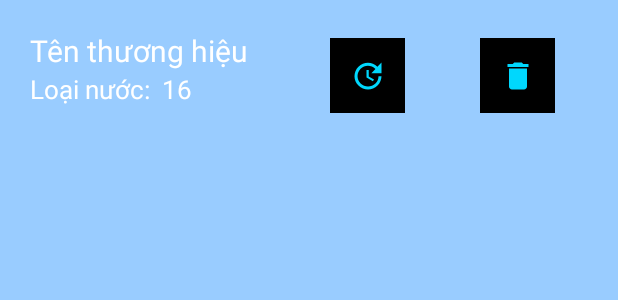
After one commit to tranthanhhc/PWaterApp, an Android app: the layout listwater.xml on its own in the app's theme, with its tools: preview values and no code run, on a phone screen of 412 x 824 dp. The commit adds this screen. Shown: the top 300 px of the screen. Run offline under Robolectric (Android 15) with nearby library versions, the phone set to English and light mode, and no system bars.

Commit message:
Update layout_listWater

```diff
--- /dev/null
+++ b/app/src/main/res/drawable/baseline_delete_24.xml
@@ -0,0 +1,5 @@
+<vector android:height="24dp" android:tint="#00D7FD"
+    android:viewportHeight="24" android:viewportWidth="24"
+    android:width="24dp" xmlns:android="http://schemas.android.com/apk/res/android">
+    <path android:fillColor="@android:color/white" android:pathData="M6,19c0,1.1 0.9,2 2,2h8c1.1,0 2,-0.9 2,-2V7H6v12zM19,4h-3.5l-1,-1h-5l-1,1H5v2h14V4z"/>
+</vector>
--- /dev/null
+++ b/app/src/main/res/drawable/baseline_shopping_cart_24.xml
@@ -0,0 +1,5 @@
+<vector android:height="24dp" android:tint="#00D7FD"
+    android:viewportHeight="24" android:viewportWidth="24"
+    android:width="24dp" xmlns:android="http://schemas.android.com/apk/res/android">
+    <path android:fillColor="@android:color/white" android:pathData="M7,18c-1.1,0 -1.99,0.9 -1.99,2S5.9,22 7,22s2,-0.9 2,-2 -0.9,-2 -2,-2zM1,2v2h2l3.6,7.59 -1.35,2.45c-0.16,0.28 -0.25,0.61 -0.25,0.96 0,1.1 0.9,2 2,2h12v-2L7.42,15c-0.14,0 -0.25,-0.11 -0.25,-0.25l0.03,-0.12 0.9,-1.63h7.45c0.75,0 1.41,-0.41 1.75,-1.03l3.58,-6.49c0.08,-0.14 0.12,-0.31 0.12,-0.48 0,-0.55 -0.45,-1 -1,-1L5.21,4l-0.94,-2L1,2zM17,18c-1.1,0 -1.99,0.9 -1.99,2s0.89,2 1.99,2 2,-0.9 2,-2 -0.9,-2 -2,-2z"/>
+</vector>
--- /dev/null
+++ b/app/src/main/res/drawable/baseline_update_24.xml
@@ -0,0 +1,5 @@
+<vector android:height="24dp" android:tint="#00D7FD"
+    android:viewportHeight="24" android:viewportWidth="24"
+    android:width="24dp" xmlns:android="http://schemas.android.com/apk/res/android">
+    <path android:fillColor="@android:color/white" android:pathData="M21,10.12h-6.78l2.74,-2.82c-2.73,-2.7 -7.15,-2.8 -9.88,-0.1c-2.73,2.71 -2.73,7.08 0,9.79s7.15,2.71 9.88,0C18.32,15.65 19,14.08 19,12.1h2c0,1.98 -0.88,4.55 -2.64,6.29c-3.51,3.48 -9.21,3.48 -12.72,0c-3.5,-3.47 -3.53,-9.11 -0.02,-12.58s9.14,-3.47 12.65,0L21,3V10.12zM12.5,8v4.25l3.5,2.08l-0.72,1.21L11,13V8H12.5z"/>
+</vector>
--- /dev/null
+++ b/app/src/main/res/layout/listwater.xml
@@ -0,0 +1,61 @@
+<?xml version="1.0" encoding="utf-8"?>
+<LinearLayout
+    xmlns:android="http://schemas.android.com/apk/res/android"
+    android:orientation="horizontal"
+    android:background="#99CCFF"
+    android:descendantFocusability="blocksDescendants"
+    android:layout_width="match_parent"
+    android:layout_height="match_parent">
+
+    <LinearLayout
+        android:orientation="vertical"
+        android:padding="20dp"
+        android:layout_width="200dp"
+        android:layout_height="wrap_content">
+
+        <TextView
+            android:layout_width="match_parent"
+            android:layout_height="wrap_content"
+            android:text="Tên thương hiệu "
+            android:textSize="20sp"
+            android:textColor="#FFFFFF"
+            android:id="@+id/textViewBrand"></TextView>
+
+        <LinearLayout
+            android:layout_width="match_parent"
+            android:layout_height="wrap_content"
+            android:orientation="horizontal">
+
+            <TextView
+                android:textSize="17sp"
+                android:textColor="#FFFFFF"
+                android:text="Loại nước: "
+                android:layout_width="wrap_content"
+                android:layout_height="wrap_content"></TextView>
+
+            <TextView
+                android:id="@+id/textViewType"
+                android:textSize="17sp"
+                android:textColor="#FFFFFF"
+                android:text=" 16 "
+                android:layout_width="wrap_content"
+                android:layout_height="wrap_content"></TextView>
+        </LinearLayout>
+    </LinearLayout>
+    <ImageButton
+        android:background="#000000"
+        android:src="@drawable/baseline_update_24"
+        android:id="@+id/updateWater"
+        android:layout_marginTop="25dp"
+        android:layout_marginLeft="20dp"
+        android:layout_width="50dp"
+        android:layout_height="50dp"></ImageButton>
+    <ImageButton
+        android:background="#000000"
+        android:src="@drawable/baseline_delete_24"
+        android:id="@+id/deleteWater"
+        android:layout_marginTop="25dp"
+        android:layout_marginLeft="50dp"
+        android:layout_width="50dp"
+        android:layout_height="50dp"></ImageButton>
+</LinearLayout>
```
Also changed, not shown: app/src/main/res/layout/activity_water.xml (+27 -0 lines), app/src/main/res/layout/dialogexit.xml (+9 -8 lines).
